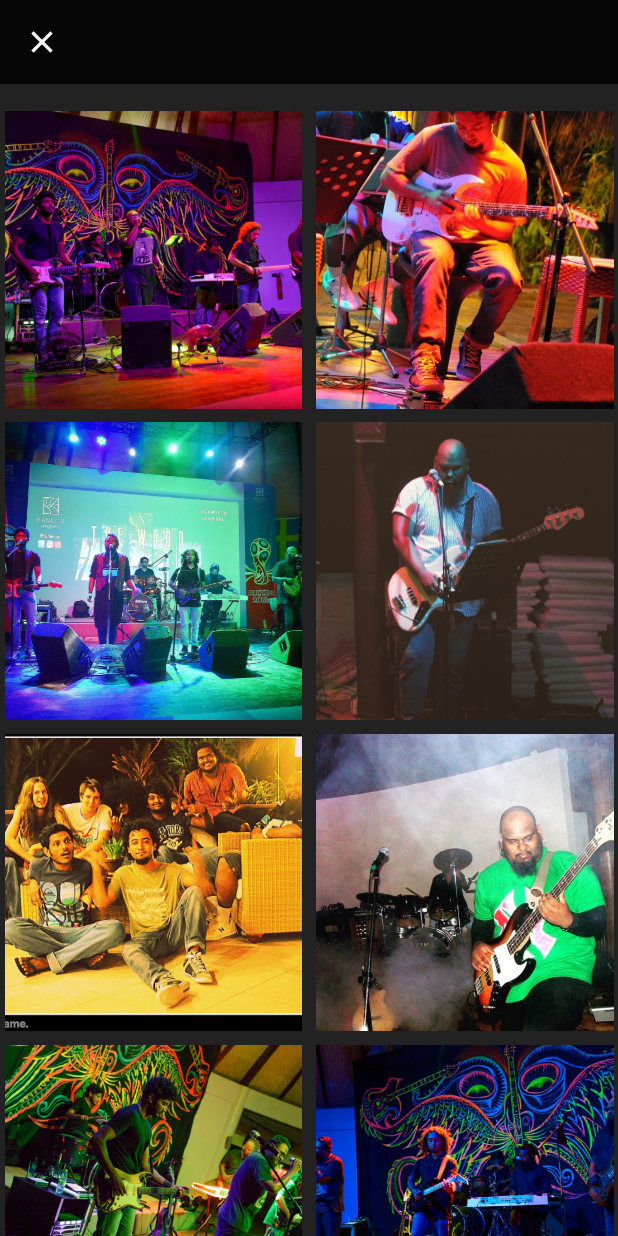
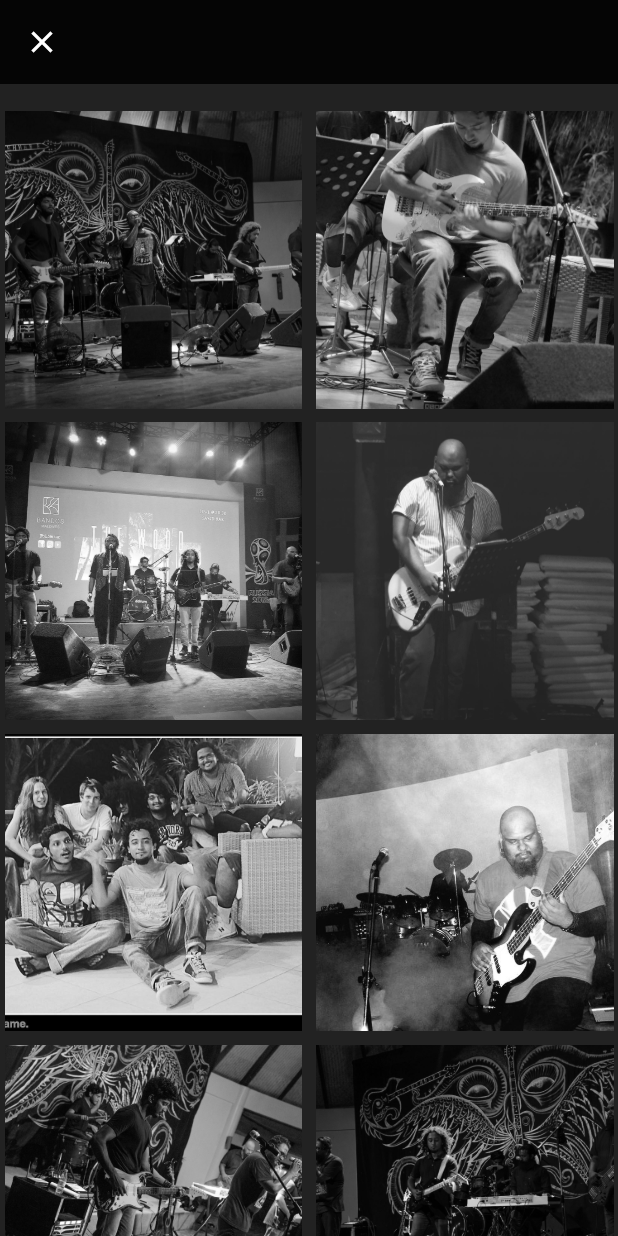
Before and after one commit to fatherof2sons/wood_band, a Flutter app: the screen it shows after launch, in the side drawer, after a tap on "Gallery", on a phone screen of 412 x 824 dp. Run offline on Flutter 3.47's test engine with Material 2 defaults, Android fonts, the phone set to English and light mode, and no system bars; our stand-ins replace animated_text_kit, audioplayers, font_awesome_flutter.

```diff
--- a/lib/src/pages/about/app_view_about.dart
+++ b/lib/src/pages/about/app_view_about.dart
@@ -25,6 +25,7 @@ class AppViewAbout extends StatelessWidget {
               SizedBox(height: 30.0),
               Text(
                 "It is a long established fact that a reader will be distracted by the readable content of a page when looking at its layout. The point of using Lorem Ipsum is that it has a more-or-less normal distribution of letters, as opposed to using 'Content here, content here', making it look like readable English. Many desktop publishing packages and web page editors now use Lorem Ipsum as their default model text, and a search for 'lorem ipsum' will uncover many web sites still in their infancy. Various versions have evolved over the years, sometimes by accident, sometimes on purpose (injected humour and the like). It is a long established fact that a reader will be distracted by the readable content of a page when looking at its layout. The point of using Lorem Ipsum is that it has a more-or-less normal distribution of letters, as opposed to using 'Content here, content here', making it look like readable English. Many desktop publishing packages and web page editors now use Lorem Ipsum as their default model text, and a search for 'lorem ipsum' will uncover many web sites still in their infancy. Various versions have evolved over the years, sometimes by accident, sometimes on purpose (injected humour and the like).",
+                textAlign: TextAlign.justify,
                 style: TextStyle(color: Colors.white, fontSize: 20.0),
               ),
               SizedBox(height: 30.0),
--- a/lib/src/pages/gallery/gallery.dart
+++ b/lib/src/pages/gallery/gallery.dart
@@ -44,21 +44,27 @@ class Gallery extends StatelessWidget {
           padding: const EdgeInsets.all(3.0),
           child: GestureDetector(
             child: Hero(
-              tag: 'assets/images/image$index.jpg',
+              tag: index.toString(),
               child: Container(
                 decoration: BoxDecoration(
                   image: DecorationImage(
                     image: AssetImage(_images[index]),
+                    colorFilter:
+                        ColorFilter.mode(Colors.black, BlendMode.saturation),
                     fit: BoxFit.cover,
                   ),
                 ),
               ),
             ),
-            onTap: () => Navigator.of(context).push(MaterialPageRoute(
+            onTap: () => Navigator.of(context).push(
+              MaterialPageRoute(
                 fullscreenDialog: true,
                 builder: (context) => Show(
-                      img: _images[index],
-                    ))),
+                  img: _images[index],
+                  index: index,
+                ),
+              ),
+            ),
           ),
         );
       }),
@@ -67,14 +73,19 @@ class Gallery extends StatelessWidget {
 }
 
 class Show extends StatelessWidget {
-  const Show({Key? key, @required this.img}) : super(key: key);
+  const Show({
+    Key? key,
+    @required this.img,
+    @required this.index,
+  }) : super(key: key);
   final String? img;
+  final int? index;
 
   @override
   Widget build(BuildContext context) {
     return GestureDetector(
       child: Hero(
-        tag: '$img',
+        tag: index.toString(),
         child: Expanded(
           child: Container(
             decoration: BoxDecoration(
--- a/lib/src/pages/home/app_view_home.dart
+++ b/lib/src/pages/home/app_view_home.dart
@@ -1,3 +1,4 @@
+import 'package:animated_text_kit/animated_text_kit.dart';
 import 'package:audioplayers/audio_cache.dart';
 import 'package:audioplayers/audioplayers.dart';
 import 'package:flutter/material.dart';
@@ -25,23 +26,23 @@ class _AppViewHomeState extends State<AppViewHome> {
   Duration position = Duration();
   Duration musicLength = Duration();
 
-  Widget _slider() {
-    return Padding(
-      padding: const EdgeInsets.symmetric(horizontal: 90.0),
-      child: Slider.adaptive(
-        inactiveColor: Colors.grey[600],
-        activeColor: Colors.grey[350],
-        value: position.inSeconds.toDouble(),
-        max: musicLength.inSeconds.toDouble(),
-        onChanged: _seekToSec,
-      ),
-    );
-  }
+  // Widget _slider() {
+  //   return Padding(
+  //     padding: const EdgeInsets.symmetric(horizontal: 90.0),
+  //     child: Slider.adaptive(
+  //       inactiveColor: Colors.grey[600],
+  //       activeColor: Colors.grey[350],
+  //       value: position.inSeconds.toDouble(),
+  //       max: musicLength.inSeconds.toDouble(),
+  //       onChanged: _seekToSec,
+  //     ),
+  //   );
+  // }
 
-  void _seekToSec(double value) {
-    Duration newPos = Duration(seconds: value.toInt());
-    _player?.seek(newPos);
-  }
+  // void _seekToSec(double value) {
+  //   Duration newPos = Duration(seconds: value.toInt());
+  //   _player?.seek(newPos);
+  // }
 
   @override
   void initState() {
@@ -61,6 +62,42 @@ class _AppViewHomeState extends State<AppViewHome> {
     });
 
     _cache?.load('band_song.mp3');
+    // _cache?.loop('band_song.mp3');
+  }
+
+  void _play() {
+    if (!isPlaying) {
+      _cache?.loop('band_song.mp3');
+      setState(() {
+        playBtn = FontAwesomeIcons.pause;
+        isPlaying = true;
+      });
+    } else {
+      _player?.pause();
+      setState(() {
+        playBtn = FontAwesomeIcons.play;
+        isPlaying = false;
+      });
+    }
+  }
+
+  Widget text() {
+    return Padding(
+      padding: const EdgeInsets.only(right: 12.0),
+      child: DefaultTextStyle(
+        style: const TextStyle(
+          fontSize: 16.0,
+          fontFamily: 'Special Elite',
+        ),
+        child: AnimatedTextKit(
+          repeatForever: true,
+          animatedTexts: [
+            RotateAnimatedText('The Wood Live At'),
+            RotateAnimatedText('Bandos Maldives 2019'),
+          ],
+        ),
+      ),
+    );
   }
 
   @override
@@ -69,6 +106,22 @@ class _AppViewHomeState extends State<AppViewHome> {
       appBar: AppBar(
         backgroundColor: Colors.black87,
         elevation: 0.0,
+        actions: [
+          isPlaying ? text() : Container(),
+        ],
+      ),
+      floatingActionButton: Padding(
+        padding: const EdgeInsets.only(right: 32.0, bottom: 42.0),
+        child: FloatingActionButton(
+          onPressed: _play,
+          backgroundColor: Colors.grey[200],
+          child: Center(
+            child: Icon(
+              playBtn,
+              size: 20.0,
+            ),
+          ),
+        ),
       ),
       body: Container(
         width: MediaQuery.of(context).size.width,
@@ -81,13 +134,12 @@ class _AppViewHomeState extends State<AppViewHome> {
           ),
         ),
         child: Padding(
-          padding: EdgeInsets.only(bottom: 80.0, top: 80.0),
+          padding: EdgeInsets.only(bottom: 20.0, top: 80.0),
           child: Column(
             mainAxisAlignment: MainAxisAlignment.spaceBetween,
             children: [
               MainText(),
-              _audioPlayer(),
-              // _audioPlayer(),
+              BottomCo(),
             ],
           ),
         ),
@@ -105,6 +157,7 @@ class _AppViewHomeState extends State<AppViewHome> {
                     SocialLinks(
                       iconColor: Colors.black87,
                       textColor: Colors.black87,
+                      iconSize: 30.0,
                     ),
                   ],
                 ),
@@ -121,52 +174,4 @@ class _AppViewHomeState extends State<AppViewHome> {
       ),
     );
   }
-
-  Widget _audioPlayer() {
-    return Padding(
-      padding: EdgeInsets.symmetric(vertical: 12.0),
-      child: Column(
-        mainAxisSize: MainAxisSize.min,
-        children: [
-          Text(
-            !isPlaying
-                ? 'Tap to Listen us Live'
-                : 'Recorded live at\nBandos Maldives 2019',
-            textAlign: TextAlign.center,
-            style: TextStyle(
-              color: Colors.white,
-              fontSize: 16.0,
-              fontWeight: FontWeight.w400,
-              height: 1.3,
-            ),
-          ),
-          SizedBox(height: 10.0),
-          IconButton(
-            onPressed: () {
-              if (!isPlaying) {
-                _cache?.loop('band_song.mp3');
-                setState(() {
-                  playBtn = FontAwesomeIcons.pause;
-                  isPlaying = true;
-                });
-              } else {
-                _player?.pause();
-                setState(() {
-                  playBtn = FontAwesomeIcons.play;
-                  isPlaying = false;
-                });
-              }
-            },
-            icon: Icon(
-              playBtn,
-              color: Colors.white,
-              size: 40.0,
-            ),
-          ),
-          SizedBox(height: 10.0),
-          Opacity(opacity: !isPlaying ? 0.0 : 1.0, child: _slider())
-        ],
-      ),
-    );
-  }
 }
--- a/lib/src/pages/members/app_view_members.dart
+++ b/lib/src/pages/members/app_view_members.dart
@@ -101,6 +101,7 @@ class AppViewMembers extends StatelessWidget {
           SizedBox(height: 20.0),
           Text(
             "Lorem ipsum, or lipsum as it is sometimes known, is dummy text used in laying out print, graphic or web designs. The passage is attributed to an unknown typesetter in the 15th century who is thought to have scrambled parts of Cicero's De Finibus Bonorum et Malorum for use in a type specimen boo",
+            textAlign: TextAlign.justify,
             style: TextStyle(color: Colors.white, height: 1.2, fontSize: 16.0),
           ),
           SizedBox(height: 40.0),
--- a/pubspec.yaml
+++ b/pubspec.yaml
@@ -31,7 +31,7 @@ dependencies:
   font_awesome_flutter: ^9.0.0
   url_launcher: ^6.0.3
   audioplayers: ^0.18.3
-  sleek_circular_slider: ^2.0.0
+  animated_text_kit: ^4.2.1
 
 dev_dependencies:
   flutter_test:
```
Also changed, not shown: pubspec.lock.
